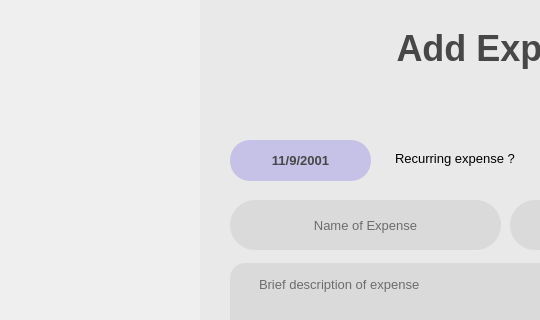
Shreyas-Parthaje/Computer-Project, file ComputerProject/UI/addExpenseWindow.ui: the form before one commit; both pictures show x 0 to 540 and y 157 to 477 of the 1001 by 715 pixel window.
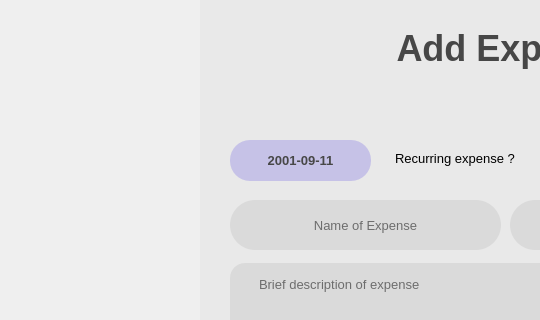
The form after the commit. Icons and pictures are not drawn.

```diff
--- a/ComputerProject/UI/addExpenseWindow.ui
+++ b/ComputerProject/UI/addExpenseWindow.ui
@@ -288,7 +288,7 @@
 color:rgb(71, 71, 71);</string>
     </property>
     <property name="text">
-     <string>11/9/2001</string>
+     <string>2001-09-11</string>
     </property>
    </widget>
    <widget class="QLabel" name="label_3">
```
